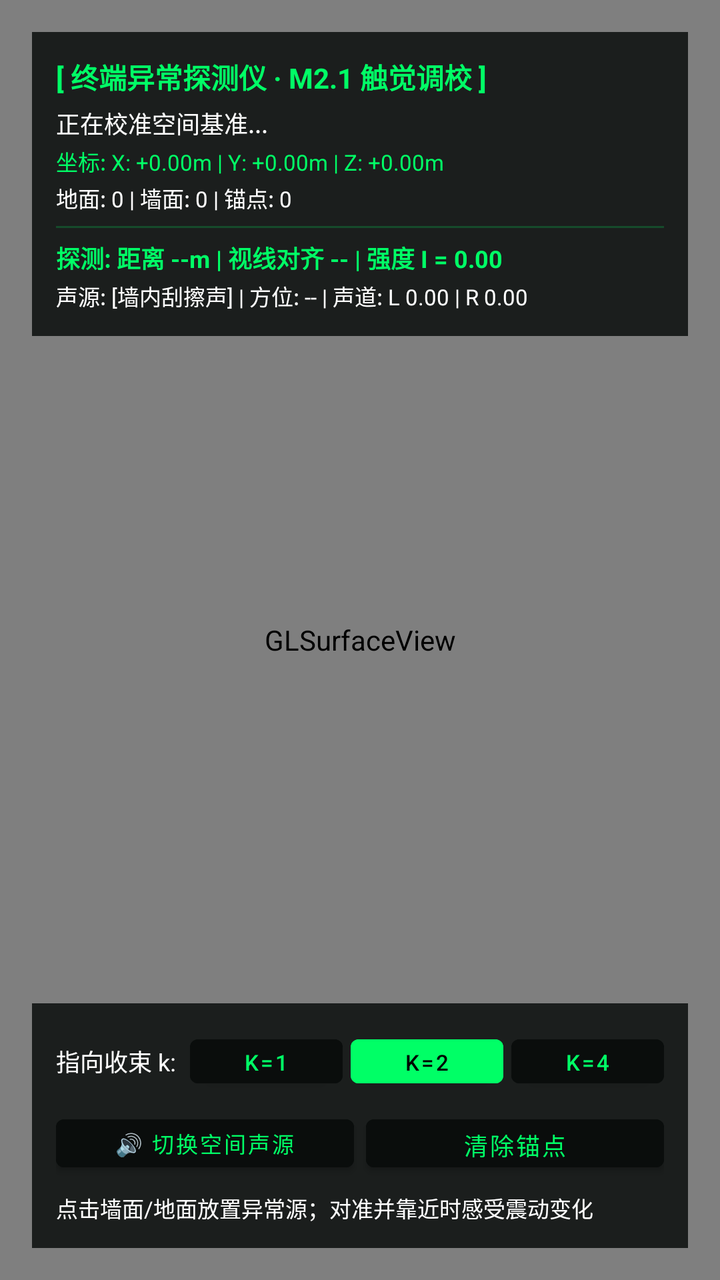
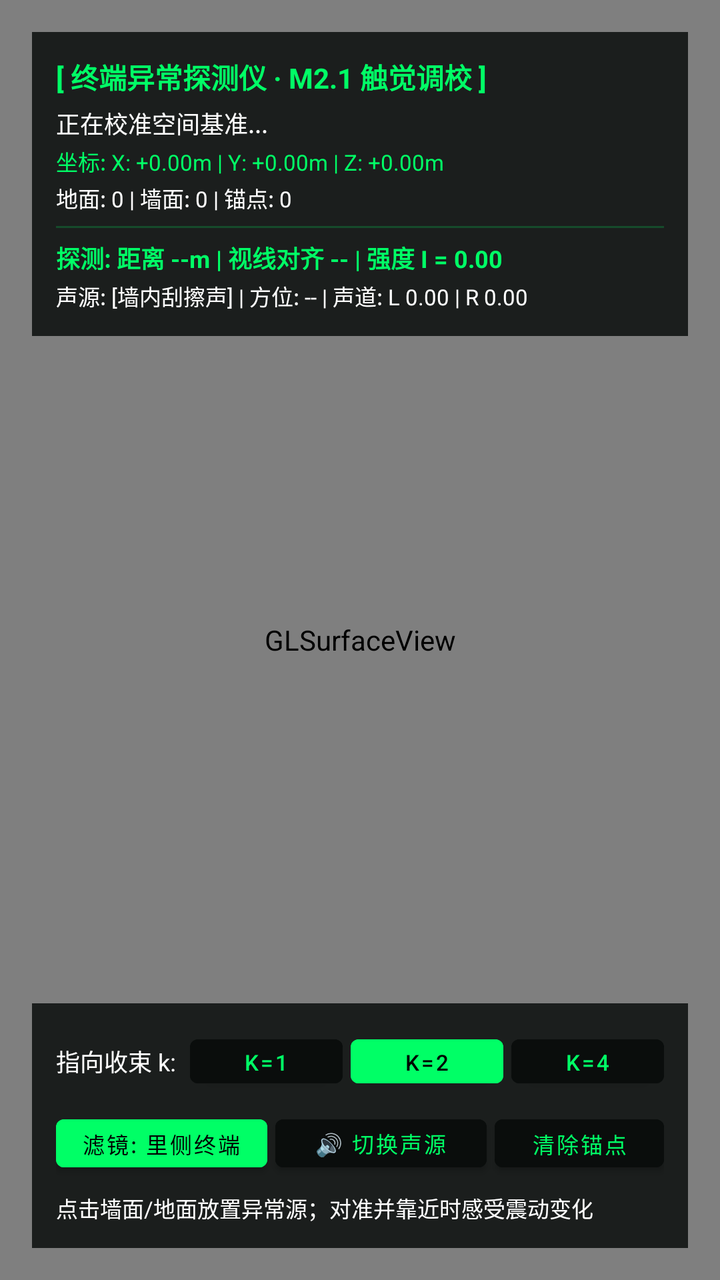

Before-and-after screenshots of an Android layout around one commit, followed by the original layout XML and the change that was made.
<!-- AndroidManifest.xml: application theme Theme.HomeDungeonAR -->
<!-- res/layout/activity_main.xml -->
<?xml version="1.0" encoding="utf-8"?>
<FrameLayout xmlns:android="http://schemas.android.com/apk/res/android"
    android:layout_width="match_parent"
    android:layout_height="match_parent"
    android:background="@color/black">

    <android.opengl.GLSurfaceView
        android:id="@+id/surfaceView"
        android:layout_width="match_parent"
        android:layout_height="match_parent" />

    
    <LinearLayout
        android:layout_width="match_parent"
        android:layout_height="wrap_content"
        android:layout_gravity="top"
        android:layout_margin="16dp"
        android:background="@color/terminal_dark"
        android:orientation="vertical"
        android:padding="12dp">

        <TextView
            android:layout_width="wrap_content"
            android:layout_height="wrap_content"
            android:text="[ 终端异常探测仪 · M2.1 触觉调校 ]"
            android:textColor="@color/terminal_green"
            android:textSize="14sp"
            android:textStyle="bold" />

        <TextView
            android:id="@+id/tvStatus"
            android:layout_width="wrap_content"
            android:layout_height="wrap_content"
            android:layout_marginTop="4dp"
            android:text="正在校准空间基准..."
            android:textColor="@color/white"
            android:textSize="12sp" />

        <TextView
            android:id="@+id/tvPose"
            android:layout_width="wrap_content"
            android:layout_height="wrap_content"
            android:layout_marginTop="2dp"
            android:text="坐标: X: +0.00m | Y: +0.00m | Z: +0.00m"
            android:textColor="@color/terminal_green"
            android:textSize="11sp" />

        <TextView
            android:id="@+id/tvInfo"
            android:layout_width="wrap_content"
            android:layout_height="wrap_content"
            android:layout_marginTop="2dp"
            android:text="地面: 0 | 墙面: 0 | 锚点: 0"
            android:textColor="@color/white"
            android:textSize="11sp" />

        <View
            android:layout_width="match_parent"
            android:layout_height="1dp"
            android:layout_marginTop="6dp"
            android:layout_marginBottom="6dp"
            android:background="@color/terminal_border" />

        
        <TextView
            android:id="@+id/tvDetectorHaptics"
            android:layout_width="wrap_content"
            android:layout_height="wrap_content"
            android:text="探测: 距离 --m | 视线对齐 -- | 强度 I = 0.00"
            android:textColor="@color/terminal_green"
            android:textSize="12sp"
            android:textStyle="bold" />

        
        <TextView
            android:id="@+id/tvSpatialAudio"
            android:layout_width="wrap_content"
            android:layout_height="wrap_content"
            android:layout_marginTop="2dp"
            android:text="声源: [墙内刮擦声] | 方位: -- | 声道: L 0.00 | R 0.00"
            android:textColor="@color/white"
            android:textSize="11sp" />
    </LinearLayout>

    
    <LinearLayout
        android:layout_width="match_parent"
        android:layout_height="wrap_content"
        android:layout_gravity="bottom"
        android:layout_margin="16dp"
        android:background="@color/terminal_dark"
        android:orientation="vertical"
        android:padding="12dp">

        
        <LinearLayout
            android:layout_width="match_parent"
            android:layout_height="wrap_content"
            android:gravity="center_vertical"
            android:orientation="horizontal">

            <TextView
                android:layout_width="wrap_content"
                android:layout_height="wrap_content"
                android:text="指向收束 k: "
                android:textColor="@color/white"
                android:textSize="12sp" />

            <Button
                android:id="@+id/btnK1"
                android:layout_width="0dp"
                android:layout_height="34dp"
                android:layout_marginStart="4dp"
                android:layout_weight="1"
                android:backgroundTint="@color/terminal_dark"
                android:paddingStart="4dp"
                android:paddingEnd="4dp"
                android:text="k=1"
                android:textColor="@color/terminal_green"
                android:textSize="11sp" />

            <Button
                android:id="@+id/btnK2"
                android:layout_width="0dp"
                android:layout_height="34dp"
                android:layout_marginStart="4dp"
                android:layout_weight="1"
                android:backgroundTint="@color/terminal_green"
                android:paddingStart="4dp"
                android:paddingEnd="4dp"
                android:text="k=2"
                android:textColor="@color/black"
                android:textSize="11sp" />

            <Button
                android:id="@+id/btnK4"
                android:layout_width="0dp"
                android:layout_height="34dp"
                android:layout_marginStart="4dp"
                android:layout_weight="1"
                android:backgroundTint="@color/terminal_dark"
                android:paddingStart="4dp"
                android:paddingEnd="4dp"
                android:text="k=4"
                android:textColor="@color/terminal_green"
                android:textSize="11sp" />
        </LinearLayout>

        
        <LinearLayout
            android:layout_width="match_parent"
            android:layout_height="wrap_content"
            android:layout_marginTop="6dp"
            android:gravity="center_vertical"
            android:orientation="horizontal">

            <Button
                android:id="@+id/btnToggleAudio"
                android:layout_width="0dp"
                android:layout_height="36dp"
                android:layout_marginEnd="6dp"
                android:layout_weight="1"
                android:backgroundTint="@color/terminal_dark"
                android:text="🔊 切换空间声源"
                android:textColor="@color/terminal_green"
                android:textSize="11sp" />

            <Button
                android:id="@+id/btnClearAnchors"
                android:layout_width="0dp"
                android:layout_height="36dp"
                android:layout_weight="1"
                android:backgroundTint="@color/terminal_dark"
                android:text="清除锚点"
                android:textColor="@color/terminal_green"
                android:textSize="12sp" />
        </LinearLayout>

        <TextView
            android:id="@+id/tvHint"
            android:layout_width="match_parent"
            android:layout_height="wrap_content"
            android:layout_marginTop="6dp"
            android:text="点击墙面/地面放置异常源；对准并靠近时感受震动变化"
            android:textColor="@color/white"
            android:textSize="11sp" />
    </LinearLayout>

    
    <LinearLayout
        android:id="@+id/permissionLayout"
        android:layout_width="match_parent"
        android:layout_height="wrap_content"
        android:layout_gravity="center"
        android:layout_margin="24dp"
        android:background="@color/terminal_dark"
        android:gravity="center"
        android:orientation="vertical"
        android:padding="20dp"
        android:visibility="gone">

        <TextView
            android:layout_width="wrap_content"
            android:layout_height="wrap_content"
            android:gravity="center"
            android:text="@string/camera_permission_required"
            android:textColor="@color/white"
            android:textSize="16sp" />

        <Button
            android:id="@+id/btnGrantPermission"
            android:layout_width="wrap_content"
            android:layout_height="wrap_content"
            android:layout_marginTop="16dp"
            android:backgroundTint="@color/terminal_green"
            android:text="@string/grant_permission"
            android:textColor="@color/black" />
    </LinearLayout>

</FrameLayout>
<!-- resources referenced by this layout -->
<resources>
  <color name="black">#FF000000</color>
  <color name="terminal_border">#3300FF66</color>
  <color name="terminal_dark">#D90A0E0C</color>
  <color name="terminal_green">#FF00FF66</color>
  <color name="white">#FFFFFFFF</color>
  <string name="camera_permission_required">终端需要相机权限以观测空间</string>
  <string name="grant_permission">授权</string>
  <style name="Theme.HomeDungeonAR" parent="Theme.MaterialComponents.DayNight.NoActionBar">
          <item name="android:statusBarColor">@color/black</item>
          <item name="android:navigationBarColor">@color/black</item>
          <item name="android:windowBackground">@color/black</item>
      </style>
</resources>

<!-- the commit's change to res/layout/activity_main.xml (unified diff, before → after) -->
@@ -155,13 +155,28 @@
             android:orientation="horizontal">
 
             <Button
+                android:id="@+id/btnToggleFilter"
+                android:layout_width="0dp"
+                android:layout_height="36dp"
+                android:layout_marginEnd="4dp"
+                android:layout_weight="1"
+                android:backgroundTint="@color/terminal_green"
+                android:paddingStart="2dp"
+                android:paddingEnd="2dp"
+                android:text="滤镜: 里侧终端"
+                android:textColor="@color/black"
+                android:textSize="11sp" />
+
+            <Button
                 android:id="@+id/btnToggleAudio"
                 android:layout_width="0dp"
                 android:layout_height="36dp"
-                android:layout_marginEnd="6dp"
-                android:layout_weight="1"
-                android:backgroundTint="@color/terminal_dark"
-                android:text="🔊 切换空间声源"
+                android:layout_marginEnd="4dp"
+                android:layout_weight="1"
+                android:backgroundTint="@color/terminal_dark"
+                android:paddingStart="2dp"
+                android:paddingEnd="2dp"
+                android:text="🔊 切换声源"
                 android:textColor="@color/terminal_green"
                 android:textSize="11sp" />
 
@@ -169,11 +184,13 @@
                 android:id="@+id/btnClearAnchors"
                 android:layout_width="0dp"
                 android:layout_height="36dp"
-                android:layout_weight="1"
-                android:backgroundTint="@color/terminal_dark"
+                android:layout_weight="0.8"
+                android:backgroundTint="@color/terminal_dark"
+                android:paddingStart="2dp"
+                android:paddingEnd="2dp"
                 android:text="清除锚点"
                 android:textColor="@color/terminal_green"
-                android:textSize="12sp" />
+                android:textSize="11sp" />
         </LinearLayout>
 
         <TextView
